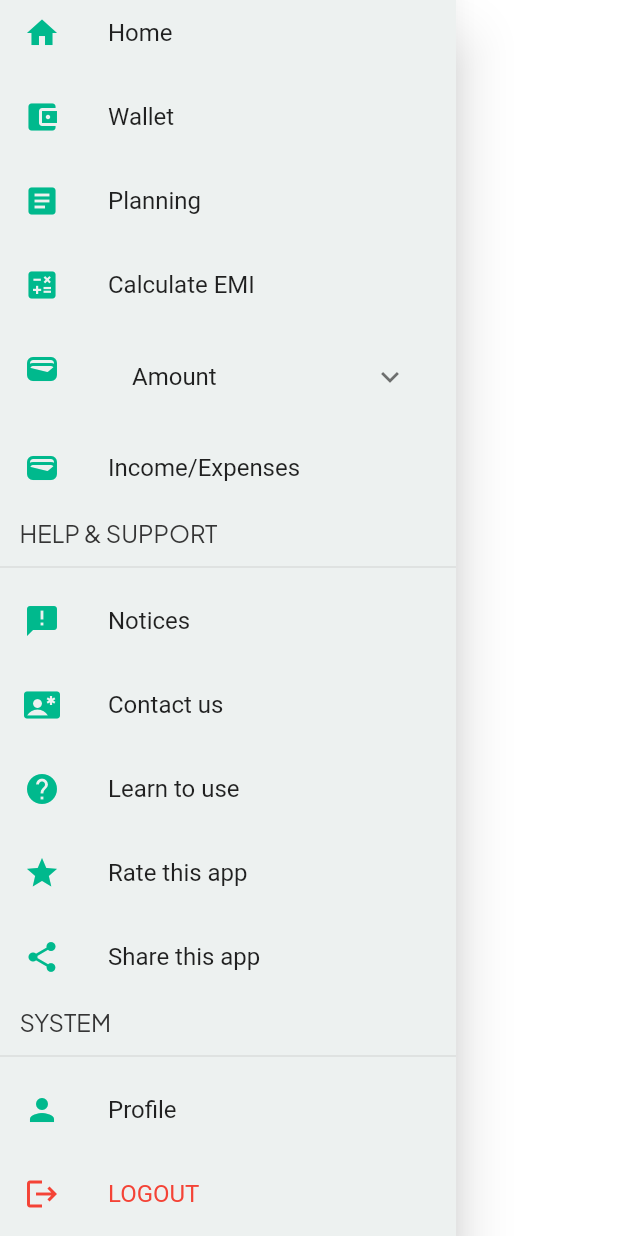
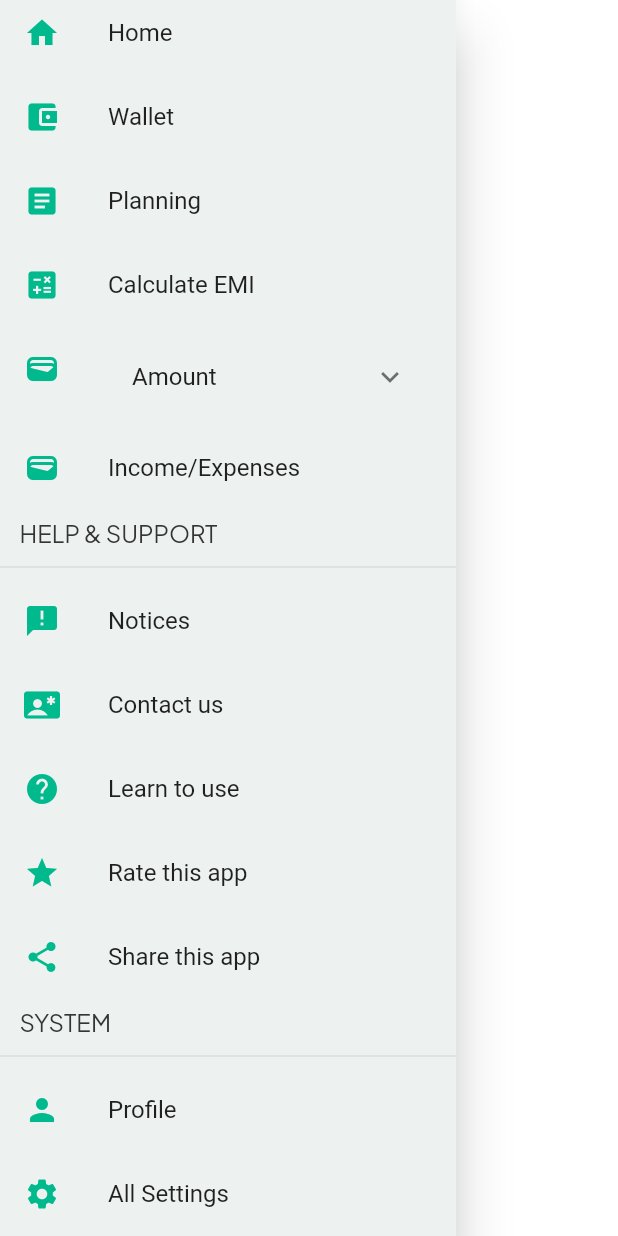
Before and after one commit to isavtars/gk, a Flutter app: the DrawerWidget widget shown alone on an empty page, opened directly, scrolled down 277 dp, on a phone screen of 412 x 824 dp. Run offline on Flutter 3.47's test engine with Material 2 defaults, Android fonts, the phone set to English and light mode, and no system bars; our stand-ins replace cloud_firestore, firebase_auth, firebase_core, firebase_storage, flutter_switch, get and 3 more; accounts and stored records are empty.

Commit message:
Update drawer.dart

```diff
--- a/lib/Screen/widgets/drawer.dart
+++ b/lib/Screen/widgets/drawer.dart
@@ -192,6 +192,14 @@ class _DrawerWidgetState extends State<DrawerWidget> {
               ),
               ListTile(
                 leading: const Icon(
+                  Icons.settings,
+                  color: kGreenColor,
+                ),
+                title: const Text('All Settings'),
+                onTap: () {},
+              ),
+              ListTile(
+                leading: const Icon(
                   Icons.logout,
                   color: Colors.red,
                 ),
```
